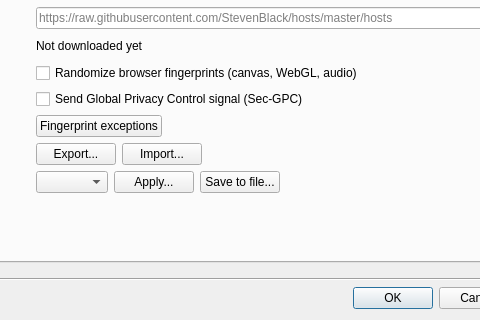
The window that src/lib/preferences/preferences.ui (osza-tools/osza-browser) describes before a commit, drawn with Qt 5; both pictures show x 419 to 899 and y 407 to 727 of the 1035 by 727 pixel window.
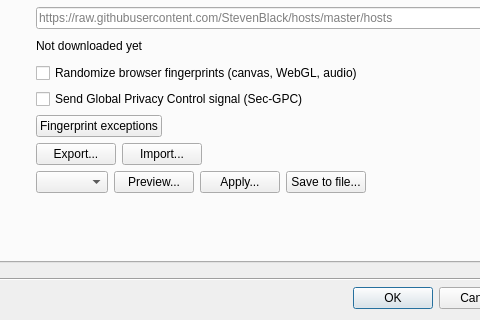
The same window after the commit. The open tabs and pages were chosen to show the change. Custom widgets are drawn as their Qt base class.

Commit message: security: the osza:settings-diff page and preset provenance in imports

Diff of the .ui file:
```diff
--- a/src/lib/preferences/preferences.ui
+++ b/src/lib/preferences/preferences.ui
@@ -2727,6 +2727,22 @@
                    </property>
                   </widget>
                  </item>
+                 <item>
+                  <widget class="QPushButton" name="securityPresetPreviewButton">
+                   <property name="sizePolicy">
+                    <sizepolicy hsizetype="Fixed" vsizetype="Fixed">
+                     <horstretch>0</horstretch>
+                     <verstretch>0</verstretch>
+                    </sizepolicy>
+                   </property>
+                   <property name="toolTip">
+                    <string>Show what the selected preset would change in this profile, tool by tool, on the osza:settings-diff page. Nothing is applied by the preview.</string>
+                   </property>
+                   <property name="text">
+                    <string>Preview...</string>
+                   </property>
+                  </widget>
+                 </item>
                  <item>
                   <widget class="QPushButton" name="securityBaselineButton">
                    <property name="sizePolicy">
```
The commit also changes 19 other files.
